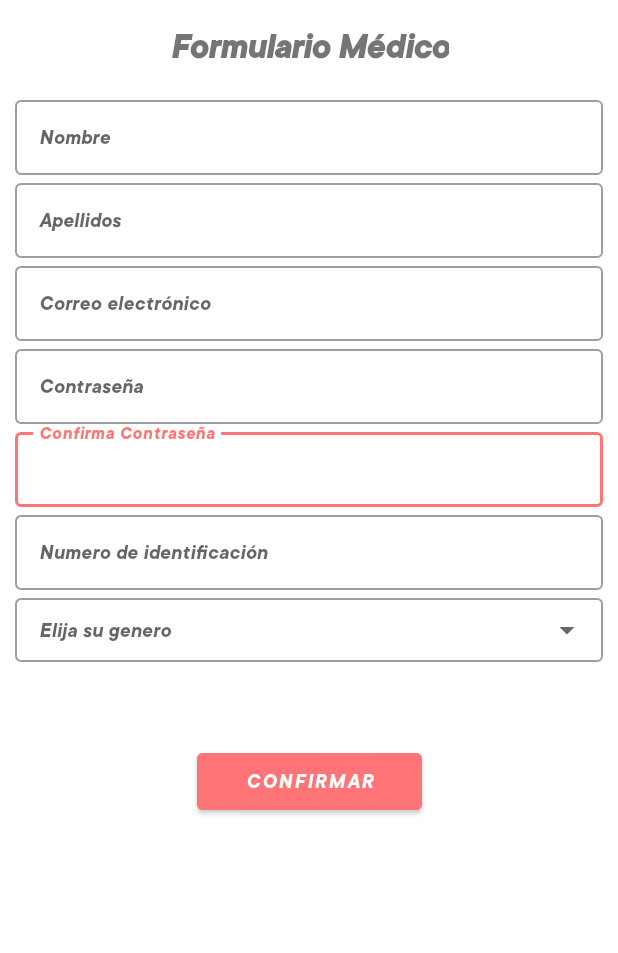
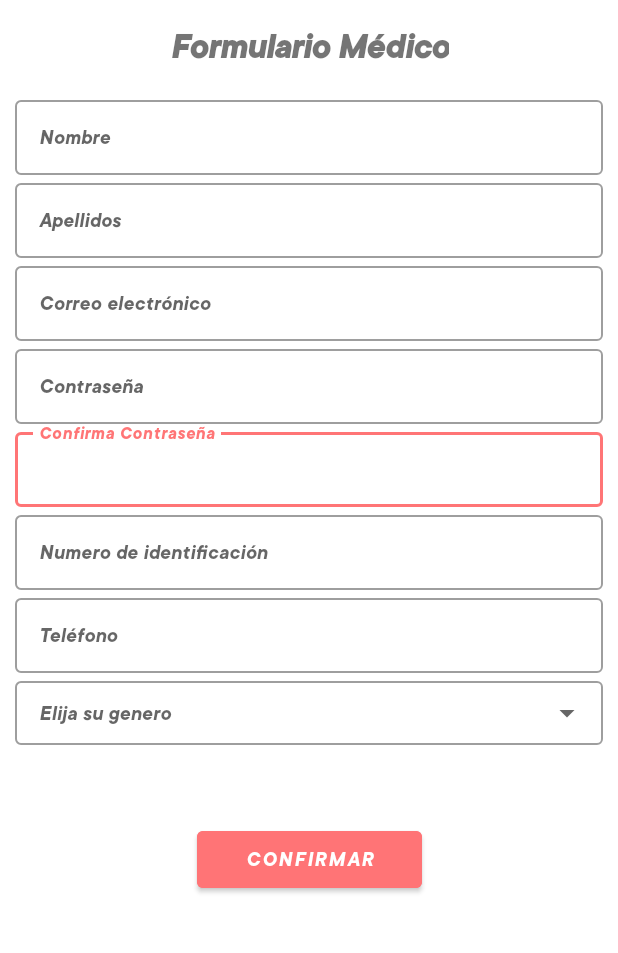
Before and after one commit to CarlosBotella/SafeDom, an Android app: the RegistroMedico screen opened directly, with no data from a screen before it, on a phone screen of 412 x 824 dp, the part 263-1216 px from its top. Run offline under Robolectric (Android 15) with nearby library versions, the phone set to English and light mode, and no system bars; our stand-ins replace Firebase (no records; nobody signed in at launch, a user with empty details on screens opened directly); libraries missing offline, so code that uses them is left out: com.firebase.ui.

Commit message:
registro medico con telefono

```diff
--- a/Android/app/src/main/java/com/example/safedom/clases/Medico.java
+++ b/Android/app/src/main/java/com/example/safedom/clases/Medico.java
@@ -11,8 +11,9 @@ public class Medico implements Serializable {
     private String IdMedico;
     private String Genero;
     private String Foto;
+    private String Telefono;
 
-    public Medico(String userEmail, String pass, String nombre, String apellido, String rol, String idMedico, String genero) {
+    public Medico(String userEmail, String pass, String nombre, String apellido, String rol, String idMedico, String genero, String telefono) {
         UserEmail = userEmail;
         Pass = pass;
         Nombre = nombre;
@@ -21,6 +22,7 @@ public class Medico implements Serializable {
         IdMedico = idMedico;
         Genero = genero;
         Foto = "";
+        Telefono = telefono;
     }
 
     public Medico(){
@@ -32,6 +34,7 @@ public class Medico implements Serializable {
         IdMedico=getIdMedico();
         Genero=getGenero();
         Foto=getFoto();
+        Telefono=getTelefono();
     }
 
     public String getUserEmail() {
@@ -97,4 +100,12 @@ public class Medico implements Serializable {
     public void setFoto(String foto) {
         Foto = foto;
     }
+
+    public String getTelefono() {
+        return Telefono;
+    }
+
+    public void setTelefono(String telefono) {
+        Telefono = telefono;
+    }
 }
--- a/Android/app/src/main/res/layout/registro_medico.xml
+++ b/Android/app/src/main/res/layout/registro_medico.xml
@@ -237,6 +237,32 @@
             android:textSize="14sp" />
     </com.google.android.material.textfield.TextInputLayout>
 
+    <com.google.android.material.textfield.TextInputLayout
+        android:id="@+id/til_Telefono"
+        style="@style/Widget.MaterialComponents.TextInputLayout.OutlinedBox"
+        android:layout_width="0dp"
+        android:layout_height="55dp"
+        android:layout_marginStart="10dp"
+        android:layout_marginEnd="10dp"
+        android:minHeight="?android:attr/actionBarSize"
+        android:transitionGroup="true"
+        app:layout_constraintEnd_toEndOf="parent"
+        app:layout_constraintLeft_toLeftOf="parent"
+        app:layout_constraintStart_toStartOf="parent"
+        app:layout_constraintTop_toBottomOf="@+id/til_id_medico">
+
+        <com.google.android.material.textfield.TextInputEditText
+            android:id="@+id/Telefono"
+            android:layout_width="match_parent"
+            android:layout_height="match_parent"
+            android:fontFamily="@font/tt_commons_bold_italic"
+            android:hint="Teléfono"
+            android:padding="0dp"
+            android:imeOptions="actionNext"
+            android:inputType="number"
+            android:textSize="14sp" />
+    </com.google.android.material.textfield.TextInputLayout>
+
     <!--    <Spinner-->
     <!--        android:id="@+id/spinner_genero"-->
     <!--        android:layout_width="match_parent"-->
@@ -261,7 +287,7 @@
         android:transitionGroup="true"
         app:layout_constraintEnd_toEndOf="parent"
         app:layout_constraintStart_toStartOf="parent"
-        app:layout_constraintTop_toBottomOf="@+id/til_id_medico">
+        app:layout_constraintTop_toBottomOf="@+id/til_Telefono">
 
         <AutoCompleteTextView
             android:id="@+id/autocomplete"
@@ -287,7 +313,7 @@
         app:layout_constraintBottom_toBottomOf="parent"
         app:layout_constraintEnd_toEndOf="parent"
         app:layout_constraintStart_toStartOf="parent"
-        app:layout_constraintTop_toBottomOf="@+id/til_id_medico" />
+        app:layout_constraintTop_toBottomOf="@+id/spinner_genero" />
 
     <androidx.constraintlayout.widget.Guideline
         android:id="@+id/guideline2"
```
